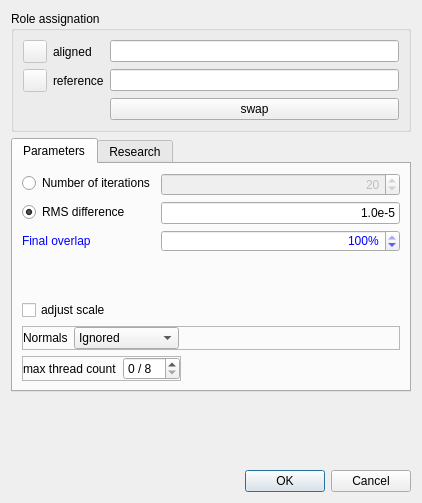
Above: eCV/ui_templates/registrationDlg.ui from Asher-1/ACloudViewer before the change. Below: the same form after it.
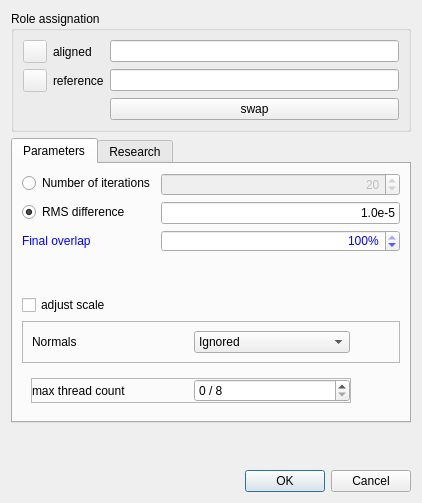
That is the form after the change.

Commit message: fix missing CV_CORE_LIB_API errors

```diff
--- a/eCV/ui_templates/registrationDlg.ui
+++ b/eCV/ui_templates/registrationDlg.ui
@@ -261,19 +261,9 @@
          <property name="frameShadow">
           <enum>QFrame::Raised</enum>
          </property>
+         <layout class="QHBoxLayout" name="horizontalLayout_3">
+          <item>
          <layout class="QHBoxLayout" name="horizontalLayout">
-          <property name="leftMargin">
-           <number>0</number>
-          </property>
-          <property name="topMargin">
-           <number>0</number>
-          </property>
-          <property name="rightMargin">
-           <number>0</number>
-          </property>
-          <property name="bottomMargin">
-           <number>0</number>
-          </property>
           <item>
            <widget class="QLabel" name="label_5">
             <property name="text">
@@ -308,11 +298,16 @@
             </item>
            </widget>
           </item>
+           </layout>
+          </item>
           <item>
            <spacer name="horizontalSpacer_3">
             <property name="orientation">
              <enum>Qt::Horizontal</enum>
             </property>
+            <property name="sizeType">
+             <enum>QSizePolicy::Maximum</enum>
+            </property>
             <property name="sizeHint" stdset="0">
              <size>
               <width>40</width>
@@ -326,19 +321,7 @@
        </item>
        <item>
         <widget class="QFrame" name="threadingFrame">
-         <layout class="QHBoxLayout" name="horizontalLayout_7">
-          <property name="leftMargin">
-           <number>0</number>
-          </property>
-          <property name="topMargin">
-           <number>0</number>
-          </property>
-          <property name="rightMargin">
-           <number>0</number>
-          </property>
-          <property name="bottomMargin">
-           <number>0</number>
-          </property>
+         <layout class="QHBoxLayout" name="horizontalLayout_2">
           <item>
            <widget class="QFrame" name="threadCountFrame">
             <property name="frameShape">
@@ -386,6 +369,9 @@
             <property name="orientation">
              <enum>Qt::Horizontal</enum>
             </property>
+            <property name="sizeType">
+             <enum>QSizePolicy::Maximum</enum>
+            </property>
             <property name="sizeHint" stdset="0">
              <size>
               <width>40</width>
```
Lines whose indentation alone changed are shown as unchanged. The commit also changes 2 other files.
